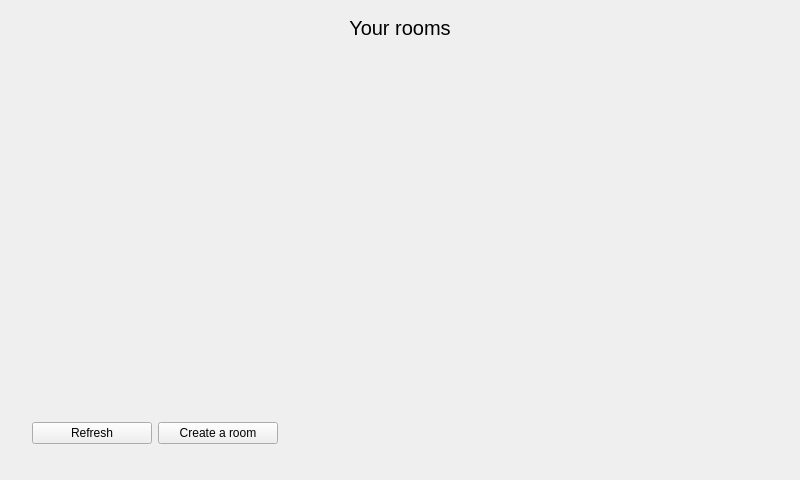
The window that client/src/MainPage.ui (cpp-park-vk-education/2023_1_C--) describes before a commit, drawn with Qt 5.
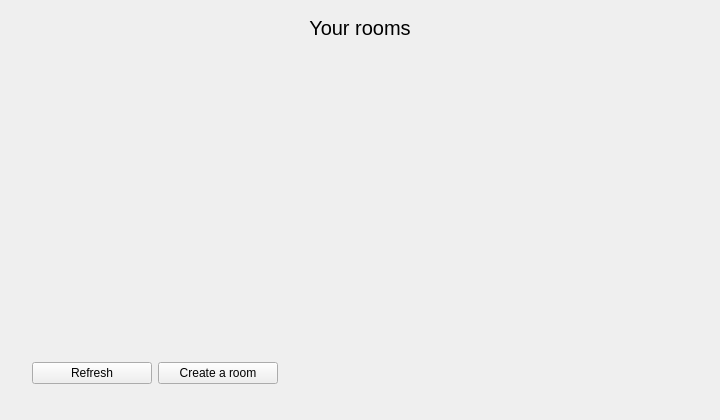
The same window after the commit.

Diff of the .ui file:
```diff
--- a/client/src/MainPage.ui
+++ b/client/src/MainPage.ui
@@ -6,15 +6,38 @@
    <rect>
     <x>0</x>
     <y>0</y>
-    <width>800</width>
-    <height>480</height>
+    <width>720</width>
+    <height>420</height>
    </rect>
   </property>
   <property name="windowTitle">
    <string>Form</string>
   </property>
   <property name="styleSheet">
-   <string notr="true"/>
+   <string notr="true">QListWidget {
+	border: none;
+	background-color: transparent;
+	font: 20px &quot;&quot;;
+	outline: 0;
+}
+
+QListWidget::item {
+	margin: 8px 12px;
+	padding: 12px 12px;
+}
+
+QListWidget::item:selected {
+	margin: 8px 0px;
+	padding: 12px 0px;
+	background-color: transparent;
+}
+
+QListWidget::item:hover{
+	margin: 8px 0px;
+	padding: 12px 0px;
+	background-color: rgb(30, 35, 50);
+}
+</string>
   </property>
   <layout class="QVBoxLayout" name="verticalLayout">
    <property name="leftMargin">
@@ -51,16 +74,7 @@
       <bool>true</bool>
      </property>
      <property name="styleSheet">
-      <string notr="true">QListWidget {
-	border: none;
-	padding: 20px;
-	background-color: transparent;
-	font: 18px &quot;&quot;;
-}
-QListWidget::item {
-	margin: 4px;
-}
-</string>
+      <string notr="true"/>
      </property>
      <property name="uniformItemSizes">
       <bool>false</bool>
```
